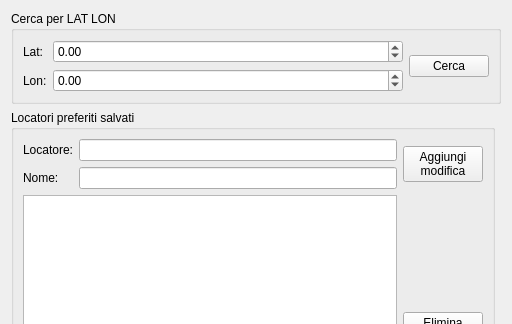
Qt form locatoripreferiti.ui (DoppiaZeta/RFLog) before a commit; both pictures show x 0 to 512 and y 0 to 324 of the 512 by 489 pixel window.
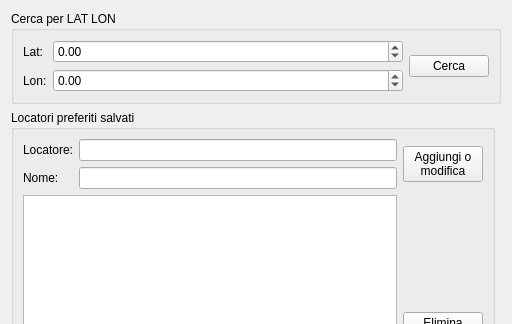
The same form after that commit.

Patch:
```diff
--- a/locatoripreferiti.ui
+++ b/locatoripreferiti.ui
@@ -107,7 +107,7 @@
         <item row="3" column="3">
          <widget class="QPushButton" name="aggiungiOK">
           <property name="text">
-           <string>Aggiungi
+           <string>Aggiungi o
 modifica</string>
           </property>
          </widget>
```
